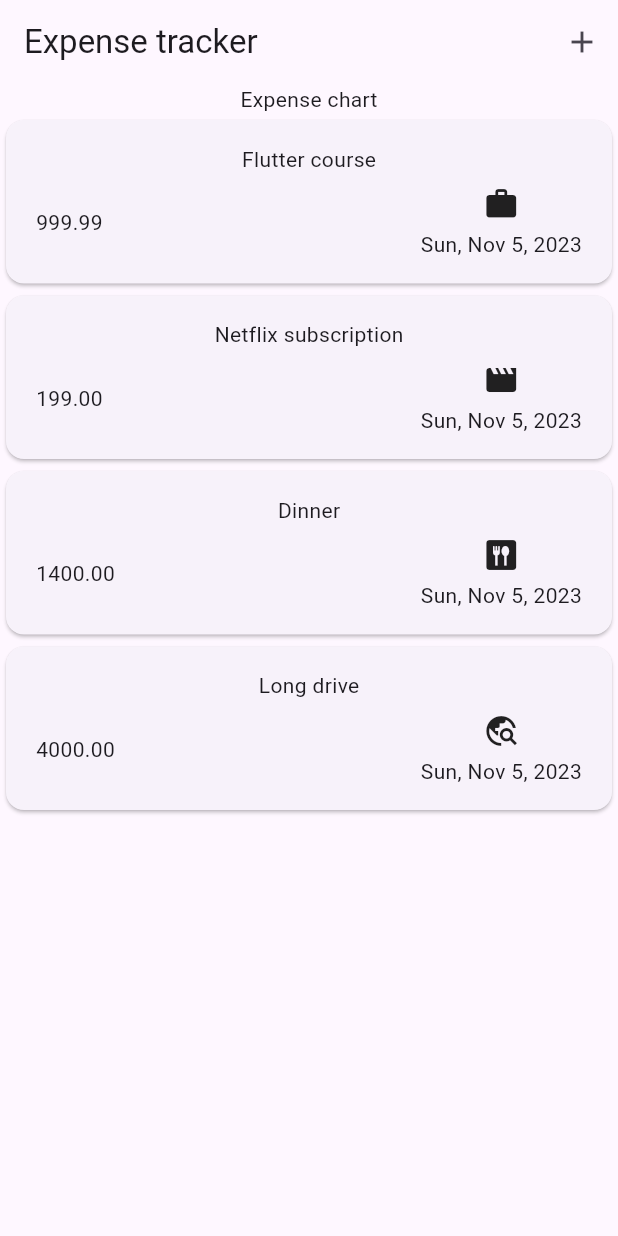
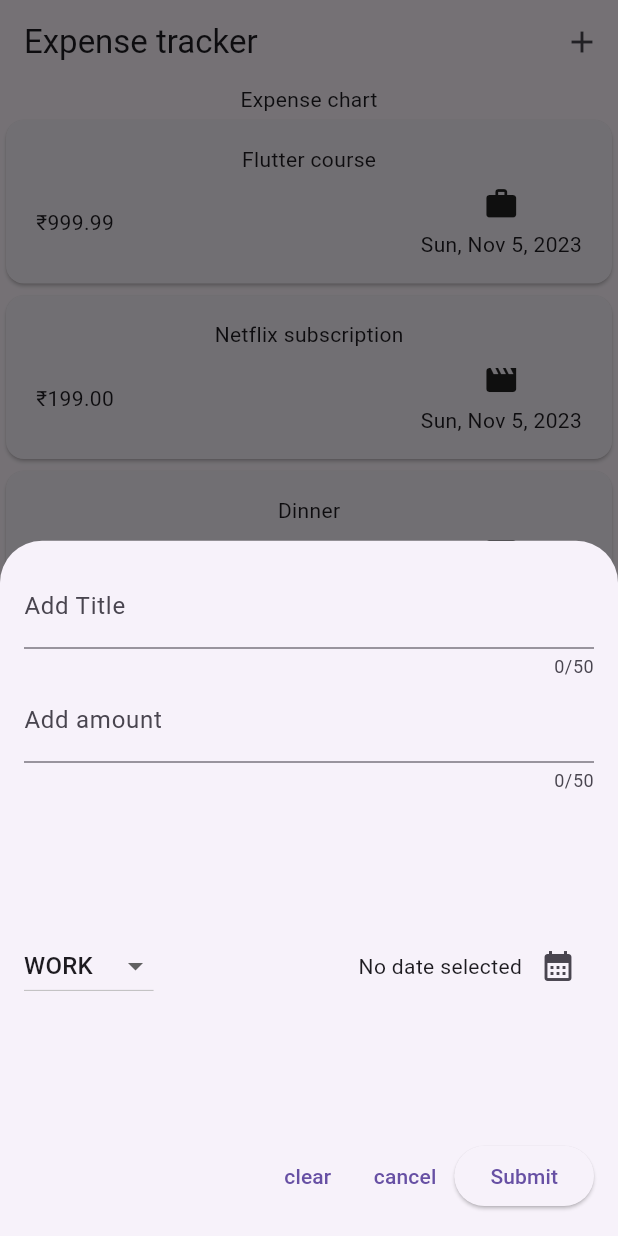
Before and after one commit to anasmohammad611/expense_tracker, a Flutter app: the screen it shows after launch, after a tap on the "add" icon, on a phone screen of 412 x 824 dp. Run offline on Flutter 3.47's test engine with Material 2 defaults, Android fonts, the phone set to English and light mode, and no system bars.

Commit message:
feat: adding of new expense item, undo the same, and displaying it on the page

```diff
--- a/lib/widget/expenseList/expense_item.dart
+++ b/lib/widget/expenseList/expense_item.dart
@@ -19,7 +19,7 @@ class ExpenseItem extends StatelessWidget {
             ),
             Row(
               children: [
-                Text(expense.amount.toStringAsFixed(2)),
+                Text('₹${expense.amount.toStringAsFixed(2)}'),
                 const Spacer(),
                 Column(
                   children: [
--- a/lib/widget/expenseList/expenses_list.dart
+++ b/lib/widget/expenseList/expenses_list.dart
@@ -4,15 +4,23 @@ import 'package:flutter/material.dart';
 import '../../model/expense.dart';
 
 class ExpensesList extends StatelessWidget {
-  const ExpensesList({super.key, required this.expenses});
+  const ExpensesList(
+      {super.key, required this.expenses, required this.onRemoveExpense});
 
   final List<Expense> expenses;
+  final void Function(Expense) onRemoveExpense;
 
   @override
   Widget build(BuildContext context) {
     return ListView.builder(
       itemCount: expenses.length,
-      itemBuilder: (context, index) => ExpenseItem(expense: expenses[index]),
+      itemBuilder: (context, index) => Dismissible(
+        onDismissed: (direction) {
+          onRemoveExpense(expenses[index]);
+        },
+        key: ValueKey(expenses[index]),
+        child: ExpenseItem(expense: expenses[index]),
+      ),
     );
   }
 }
--- a/lib/widget/expenses.dart
+++ b/lib/widget/expenses.dart
@@ -1,4 +1,5 @@
 import 'package:expense_tracker/widget/expenseList/expenses_list.dart';
+import 'package:expense_tracker/widget/new_expense_item.dart';
 import 'package:flutter/material.dart';
 
 import '../model/expense.dart';
@@ -38,22 +39,71 @@ class _ExpensesState extends State<Expenses> {
     )
   ];
 
+  int lenRegExp = 4;
+
+  void _openAddExpenseOverlay() {
+    showModalBottomSheet(
+      context: context,
+      builder: (ctx) => NewExpenseItem(
+        onAddExpense: _addExpense,
+      ),
+    );
+  }
+
+  void _addExpense(Expense expense) {
+    setState(() {
+      _registeredExpenses.add(expense);
+    });
+  }
+
+  void _removeExpense(Expense expense) {
+    var expenseIndex = _registeredExpenses.indexOf(expense);
+    setState(() {
+      _registeredExpenses.remove(expense);
+    });
+    ScaffoldMessenger.of(context).clearSnackBars();
+    ScaffoldMessenger.of(context).showSnackBar(
+      SnackBar(
+        content: const Text('Expense deleted'),
+        duration: const Duration(seconds: 3),
+        action: SnackBarAction(
+          label: 'Undo',
+          onPressed: () {
+            setState(() {
+              _registeredExpenses.insert(expenseIndex, expense);
+            });
+          },
+        ),
+      ),
+    );
+  }
+
   @override
   Widget build(BuildContext context) {
+    Widget mainContent = const Center(
+      child: Text("Add expense items!!!"),
+    );
+
+    if (_registeredExpenses.isNotEmpty) {
+      mainContent = ExpensesList(
+        expenses: _registeredExpenses,
+        onRemoveExpense: _removeExpense,
+      );
+    }
+
     return Scaffold(
       appBar: AppBar(
         title: const Text('Expense tracker'),
         actions: [
-          IconButton(onPressed: () {}, icon: const Icon(Icons.add)),
+          IconButton(
+              onPressed: _openAddExpenseOverlay, icon: const Icon(Icons.add)),
         ],
       ),
       body: Column(
         children: [
           const Text("Expense chart"),
           Expanded(
-            child: ExpensesList(
-              expenses: _registeredExpenses,
-            ),
+            child: mainContent,
           ),
         ],
       ),
--- /dev/null
+++ b/lib/widget/new_expense_item.dart
@@ -0,0 +1,167 @@
+import 'package:expense_tracker/model/expense.dart';
+import 'package:flutter/material.dart';
+
+class NewExpenseItem extends StatefulWidget {
+  NewExpenseItem({super.key, required this.onAddExpense});
+
+  void Function(Expense) onAddExpense;
+
+  @override
+  State<NewExpenseItem> createState() => _NewExpenseItemState();
+}
+
+class _NewExpenseItemState extends State<NewExpenseItem> {
+  final _titleController = TextEditingController();
+  final _amountController = TextEditingController();
+  Category _category = Category.work;
+  DateTime? _selectedDate;
+
+  @override
+  void dispose() {
+    _amountController.dispose();
+    _titleController.dispose();
+    super.dispose();
+  }
+
+  void clear() {
+    _titleController.clear();
+    _amountController.clear();
+    setState(() {
+      _selectedDate = null;
+    });
+  }
+
+  void _showDatePicker() async {
+    final now = DateTime.now();
+    final firstDate = DateTime(now.year - 10, now.month, now.day);
+    final selectedDate = await showDatePicker(
+      context: context,
+      initialDate: now,
+      firstDate: firstDate,
+      lastDate: now,
+    );
+    setState(() {
+      _selectedDate = selectedDate;
+    });
+  }
+
+  void _submitResponse() {
+    double? enteredAmount = double.tryParse(_amountController.text);
+    if (_titleController.text.trim().isEmpty ||
+        enteredAmount == null ||
+        enteredAmount <= 0 ||
+        _selectedDate == null) {
+      showDialog(
+        context: context,
+        builder: (BuildContext ctx) {
+          return AlertDialog(
+            title: const Text('Invalid'),
+            content:
+                const Text('Fill the correct data before saving the expense'),
+            actions: [
+              TextButton(
+                onPressed: () {
+                  return Navigator.pop(ctx);
+                },
+                child: const Text('Ok'),
+              ),
+            ],
+          );
+        },
+      );
+      return;
+    }
+
+    widget.onAddExpense(
+      Expense(
+        title: _titleController.text,
+        category: _category,
+        date: _selectedDate!,
+        amount: enteredAmount,
+      ),
+    );
+
+    Navigator.pop(context);
+  }
+
+  @override
+  Widget build(BuildContext context) {
+    return Center(
+      child: Padding(
+        padding: const EdgeInsets.all(16.0),
+        child: Column(
+          children: [
+            TextField(
+              controller: _titleController,
+              maxLength: 50,
+              decoration: const InputDecoration(
+                label: Text('Add Title'),
+              ),
+            ),
+            TextField(
+              keyboardType: const TextInputType.numberWithOptions(
+                signed: false,
+                decimal: true,
+              ),
+              controller: _amountController,
+              maxLength: 50,
+              decoration: const InputDecoration(
+                prefixText: '₹ ',
+                label: Text('Add amount'),
+              ),
+            ),
+            Expanded(
+              child: Row(
+                mainAxisAlignment: MainAxisAlignment.end,
+                crossAxisAlignment: CrossAxisAlignment.center,
+                children: [
+                  DropdownButton(
+                    value: _category,
+                    items: Category.values
+                        .map(
+                          (category) => DropdownMenuItem(
+                            value: category,
+                            child: Text(
+                              category.name.toUpperCase(),
+                            ),
+                          ),
+                        )
+                        .toList(),
+                    onChanged: (value) {
+                      if (value == null) return;
+                      setState(() {
+                        _category = value;
+                      });
+                    },
+                  ),
+                  const Spacer(),
+                  Text(_selectedDate == null
+                      ? 'No date selected'
+                      : formatter.format(_selectedDate!)),
+                  IconButton(
+                      onPressed: _showDatePicker,
+                      icon: const Icon(Icons.calendar_month))
+                ],
+              ),
+            ),
+            Row(
+              children: [
+                const Spacer(),
+                TextButton(onPressed: clear, child: const Text('clear')),
+                TextButton(
+                    onPressed: () {
+                      Navigator.pop(context);
+                    },
+                    child: const Text('cancel')),
+                ElevatedButton(
+                  onPressed: _submitResponse,
+                  child: const Text('Submit'),
+                )
+              ],
+            )
+          ],
+        ),
+      ),
+    );
+  }
+}
```
